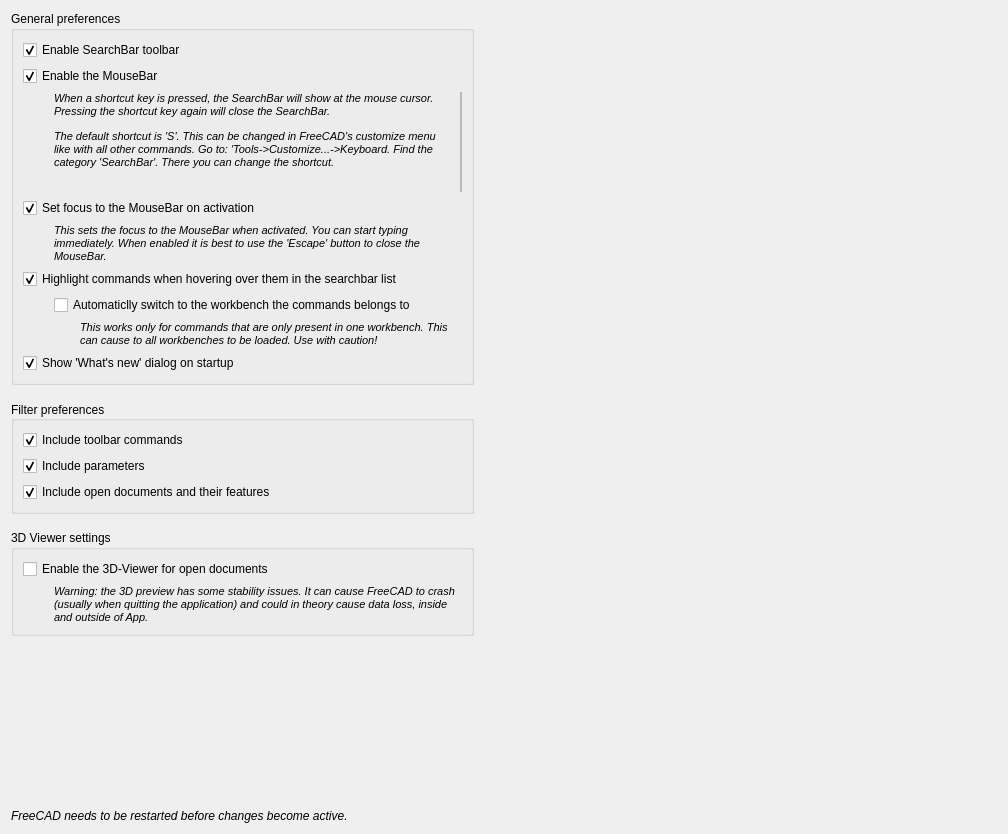
First picture: the form in Resources/ui/PreferencesUI_SearchBar.ui, repository APEbbers/SearchBar, before the edit.
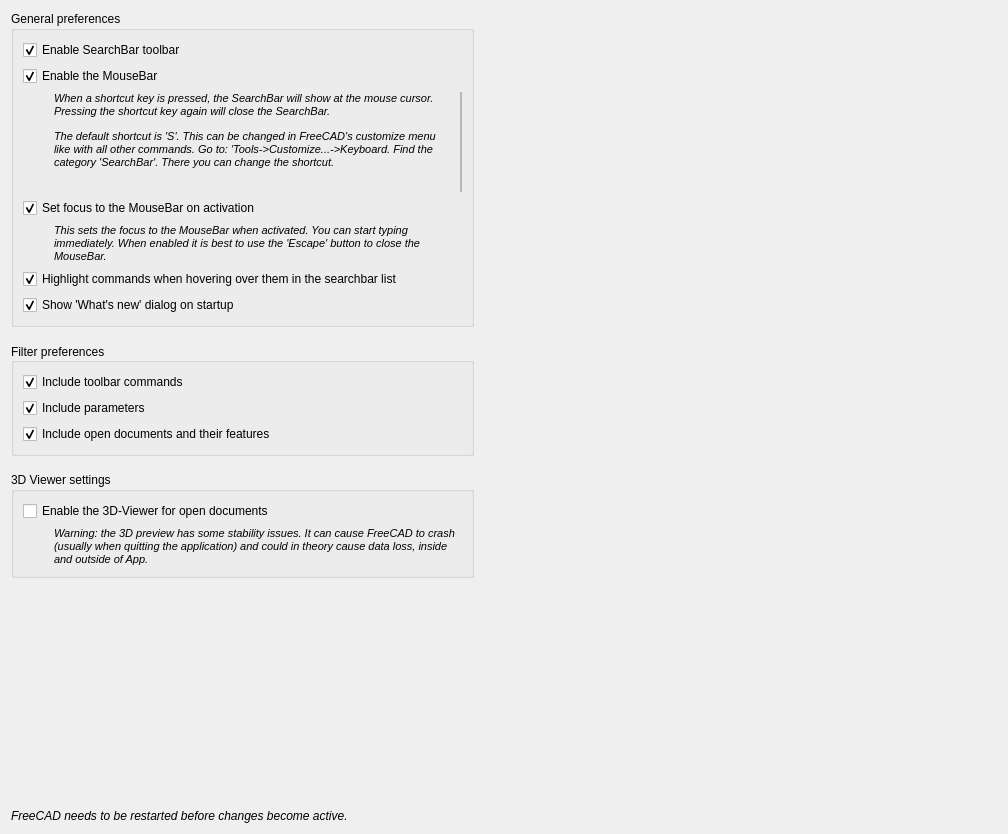
Second picture: the form after the edit. Icons and pictures are not drawn. Custom widgets are drawn as their Qt base class.

Commit message: Disabled workbench activate for the time being

```diff
--- a/Resources/ui/PreferencesUI_SearchBar.ui
+++ b/Resources/ui/PreferencesUI_SearchBar.ui
@@ -147,7 +147,7 @@
         </property>
        </widget>
       </item>
-      <item row="12" column="0" colspan="3">
+      <item row="11" column="0" colspan="3">
        <widget class="Gui::PrefCheckBox" name="ShowChangeLog">
         <property name="text">
          <string>Show 'What's new' dialog on startup</string>
@@ -195,49 +195,6 @@
         </property>
        </spacer>
       </item>
-      <item row="10" column="1">
-       <layout class="QGridLayout" name="gridLayout_4">
-        <item row="1" column="0">
-         <spacer name="horizontalSpacer_5">
-          <property name="orientation">
-           <enum>Qt::Orientation::Horizontal</enum>
-          </property>
-          <property name="sizeType">
-           <enum>QSizePolicy::Policy::Fixed</enum>
-          </property>
-          <property name="sizeHint" stdset="0">
-           <size>
-            <width>20</width>
-            <height>20</height>
-           </size>
-          </property>
-         </spacer>
-        </item>
-        <item row="0" column="0" colspan="2">
-         <widget class="Gui::PrefCheckBox" name="ActivateWorkbenchOnHighlight">
-          <property name="text">
-           <string>Automaticlly switch to the workbench the commands belongs to</string>
-          </property>
-          <property name="prefEntry" stdset="0">
-           <cstring>ActivateOnHover</cstring>
-          </property>
-          <property name="prefPath" stdset="0">
-           <cstring>Mod/SearchBar</cstring>
-          </property>
-         </widget>
-        </item>
-        <item row="1" column="1">
-         <widget class="QLabel" name="label_5">
-          <property name="text">
-           <string>&lt;html&gt;&lt;head/&gt;&lt;body&gt;&lt;p&gt;&lt;span style=&quot; font-size:8pt; font-style:italic;&quot;&gt;This works only for commands that are only present in one workbench. This can cause to all workbenches to be loaded. Use with caution!&lt;/span&gt;&lt;/p&gt;&lt;/body&gt;&lt;/html&gt;</string>
-          </property>
-          <property name="wordWrap">
-           <bool>true</bool>
-          </property>
-         </widget>
-        </item>
-       </layout>
-      </item>
      </layout>
     </widget>
    </item>
```
The commit also changes 2 other files.
